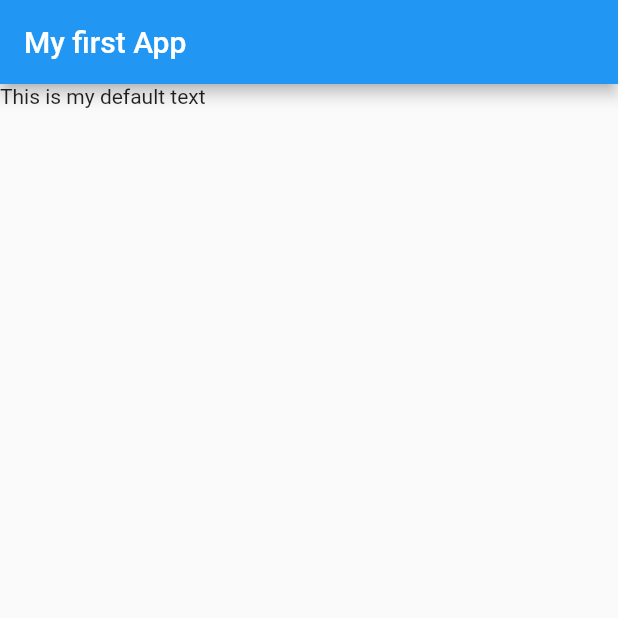
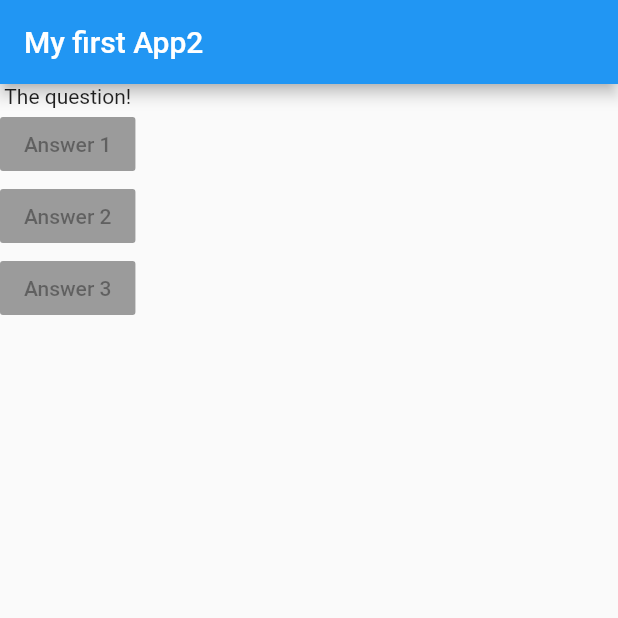
Before and after one commit to kamgolabek/Flutter-Crash-Course-for-Beginners-2019, a Flutter app: the screen it shows after launch, on a phone screen of 412 x 824 dp, the top half of it. Run offline on Flutter 3.47's test engine with Material 2 defaults, Android fonts, the phone set to English and light mode, and no system bars.

Commit message:
basic widgets in column

```diff
--- a/lib/main.dart
+++ b/lib/main.dart
@@ -7,12 +7,33 @@ void main(List<String> args) {
 class MyApp extends StatelessWidget {
   @override
   Widget build(BuildContext context) {
+    var questions = [
+      'Whats your favorite color ?',
+      'Whats your favorite animal?'
+    ];
+
     return MaterialApp(
       home: Scaffold(
         appBar: AppBar(
-          title: Text('My first App'),
+          title: Text('My first App2'),
         ),
-        body: Text('This is my default text'),
+        body: Column(
+          children: [
+            Text('The question!'),
+            RaisedButton(
+              child: Text('Answer 1'),
+              onPressed: null,
+            ),
+            RaisedButton(
+              child: Text('Answer 2'),
+              onPressed: null,
+            ),
+            RaisedButton(
+              child: Text('Answer 3'),
+              onPressed: null,
+            ),
+          ],
+        ),
       ),
     );
   }
```
